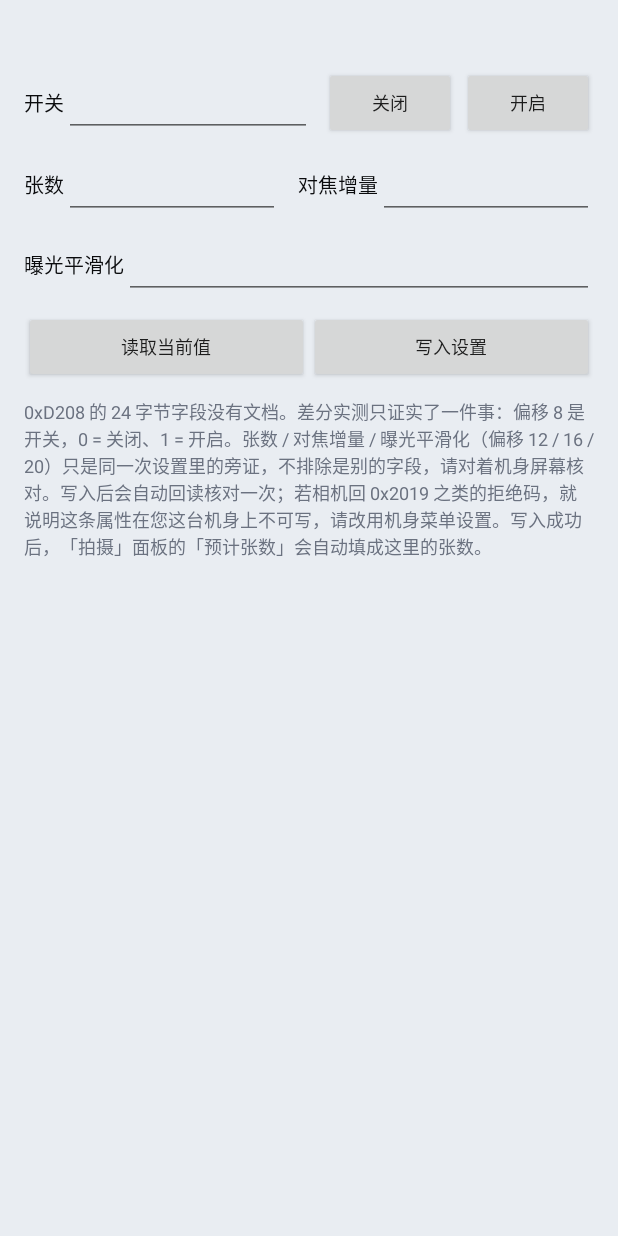
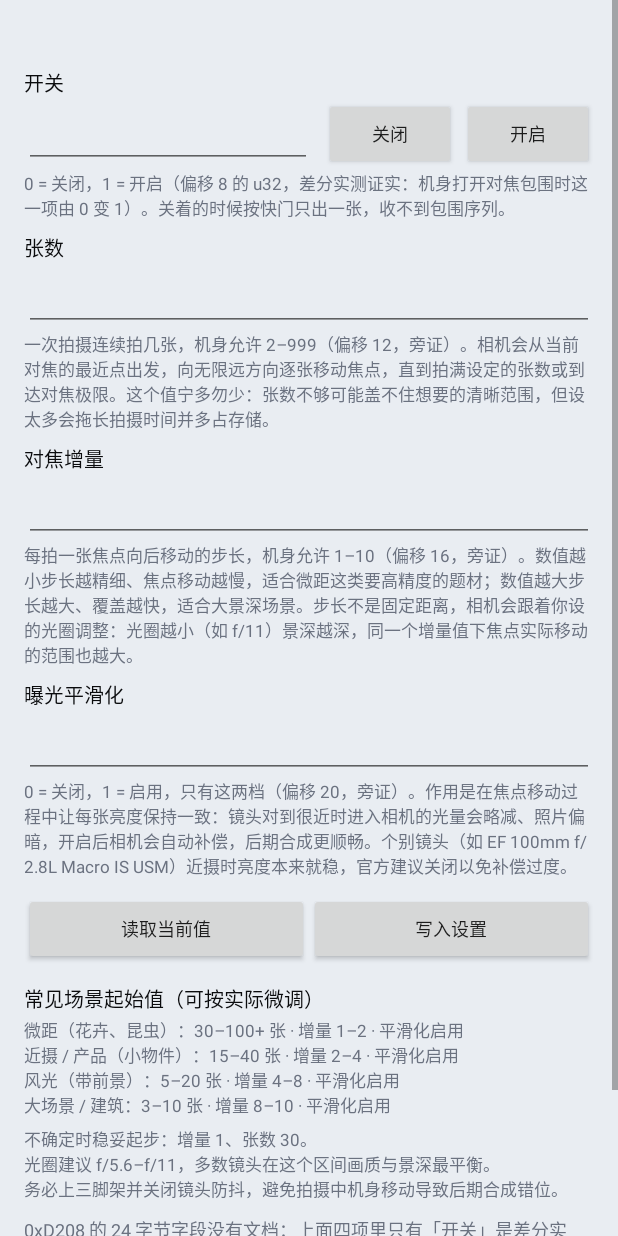
Before and after one commit to Intvarinit/IMAGE_FETCH, an Android app: the layout dialog_focus_bracket.xml on its own in the app's theme, with its tools: preview values and no code run, on a phone screen of 412 x 824 dp. Run offline under Robolectric (Android 15) with nearby library versions, the phone set to English and light mode, and no system bars.

Commit message:
Document each HDR and focus bracket parameter in place
The panels exposed raw numbers with only one long paragraph at the bottom, so
the meaning, units and accepted range of each field had to be guessed or looked
up elsewhere.

- Put a short note under every parameter, stating what it does, which values the
  body accepts, and whether the offset is confirmed by the differential test or
  only circumstantial.
- Focus bracket now enforces the real limits on write (count 2-999, increment
  1-10, smoothing 0/1) while reads stay lenient, so an unexpected value on the
  body never costs us the whole 24-byte baseline.
- Add the per-scene starting values and general shooting tips to the focus
  bracket panel.

```diff
--- a/app/src/main/res/layout/dialog_focus_bracket.xml
+++ b/app/src/main/res/layout/dialog_focus_bracket.xml
@@ -3,7 +3,9 @@
   「对焦包围」设置面板（机内 0xD208 FocusShiftSetting）。
   与 HDR 面板同样的结构：只读报告 + 参数输入 + 读取/写入两个动作。按钮放在视图里而不是
   AlertDialog 的按钮位上，因为报告要一直在屏幕可见处，而默认按钮按下会关掉弹窗。
-  根布局用 ScrollView：报告 + 三行参数 + 按钮 + 长提示叠起来会超过屏幕高度，
+  每个参数各占一行并在下面跟一句说明——常量名（张数/对焦增量）从字面看不出单位与证据等级，
+  说明要贴着参数走，用户不必滑到底部再对上号。
+  根布局用 ScrollView：报告 + 四行参数 + 按钮 + 提示叠起来会超过屏幕高度，
   AlertDialog 不会自动让自定义视图可滚动，底部按钮会被挤出可视区。
 -->
 <ScrollView xmlns:android="http://schemas.android.com/apk/res/android"
@@ -25,19 +27,19 @@
             android:textIsSelectable="true"
             android:textSize="12sp" />
 
+        <TextView
+            android:layout_width="wrap_content"
+            android:layout_height="wrap_content"
+            android:layout_marginTop="12dp"
+            android:text="@string/focus_enabled_label"
+            android:textColor="@color/ink"
+            android:textSize="13sp" />
+
         <LinearLayout
             android:layout_width="match_parent"
             android:layout_height="wrap_content"
-            android:layout_marginTop="12dp"
             android:gravity="center_vertical"
             android:orientation="horizontal">
-
-            <TextView
-                android:layout_width="wrap_content"
-                android:layout_height="wrap_content"
-                android:text="@string/focus_enabled_label"
-                android:textColor="@color/ink"
-                android:textSize="13sp" />
 
             <EditText
                 android:id="@+id/focusEnabled"
@@ -65,75 +67,86 @@
                 android:textSize="12sp" />
         </LinearLayout>
 
-        <LinearLayout
+        <TextView
             android:layout_width="match_parent"
             android:layout_height="wrap_content"
-            android:layout_marginTop="8dp"
-            android:gravity="center_vertical"
-            android:orientation="horizontal">
+            android:text="@string/focus_enabled_hint"
+            android:textColor="#6B7280"
+            android:textSize="11sp" />
 
         <TextView
             android:layout_width="wrap_content"
             android:layout_height="wrap_content"
+            android:layout_marginTop="8dp"
             android:text="@string/focus_count_label"
             android:textColor="@color/ink"
             android:textSize="13sp" />
 
         <EditText
             android:id="@+id/focusCount"
-                android:layout_width="0dp"
+            android:layout_width="match_parent"
             android:layout_height="wrap_content"
-                android:layout_weight="1"
             android:contentDescription="@string/focus_count_label"
             android:inputType="number"
             android:maxLines="1" />
 
         <TextView
+            android:layout_width="match_parent"
+            android:layout_height="wrap_content"
+            android:text="@string/focus_count_hint"
+            android:textColor="#6B7280"
+            android:textSize="11sp" />
+
+        <TextView
             android:layout_width="wrap_content"
             android:layout_height="wrap_content"
-                android:layout_marginStart="12dp"
+            android:layout_marginTop="8dp"
             android:text="@string/focus_increment_label"
             android:textColor="@color/ink"
             android:textSize="13sp" />
 
         <EditText
             android:id="@+id/focusIncrement"
-                android:layout_width="0dp"
+            android:layout_width="match_parent"
             android:layout_height="wrap_content"
-                android:layout_weight="1"
             android:contentDescription="@string/focus_increment_label"
             android:inputType="number"
             android:maxLines="1" />
-        </LinearLayout>
 
-        <LinearLayout
+        <TextView
             android:layout_width="match_parent"
             android:layout_height="wrap_content"
-            android:layout_marginTop="8dp"
-            android:gravity="center_vertical"
-            android:orientation="horizontal">
+            android:text="@string/focus_increment_hint"
+            android:textColor="#6B7280"
+            android:textSize="11sp" />
 
         <TextView
             android:layout_width="wrap_content"
             android:layout_height="wrap_content"
+            android:layout_marginTop="8dp"
             android:text="@string/focus_smoothing_label"
             android:textColor="@color/ink"
             android:textSize="13sp" />
 
         <EditText
             android:id="@+id/focusSmoothing"
-                android:layout_width="0dp"
+            android:layout_width="match_parent"
             android:layout_height="wrap_content"
-                android:layout_weight="1"
             android:contentDescription="@string/focus_smoothing_label"
             android:inputType="number"
             android:maxLines="1" />
-        </LinearLayout>
+
+        <TextView
+            android:layout_width="match_parent"
+            android:layout_height="wrap_content"
+            android:text="@string/focus_smoothing_hint"
+            android:textColor="#6B7280"
+            android:textSize="11sp" />
 
         <LinearLayout
             android:layout_width="match_parent"
             android:layout_height="wrap_content"
-            android:layout_marginTop="8dp"
+            android:layout_marginTop="10dp"
             android:orientation="horizontal">
 
             <Button
@@ -156,6 +169,30 @@
         <TextView
             android:layout_width="match_parent"
             android:layout_height="wrap_content"
+            android:layout_marginTop="12dp"
+            android:text="@string/focus_reference_title"
+            android:textColor="@color/ink"
+            android:textSize="13sp" />
+
+        <TextView
+            android:layout_width="match_parent"
+            android:layout_height="wrap_content"
+            android:layout_marginTop="2dp"
+            android:text="@string/focus_reference"
+            android:textColor="#6B7280"
+            android:textSize="11sp" />
+
+        <TextView
+            android:layout_width="match_parent"
+            android:layout_height="wrap_content"
+            android:layout_marginTop="6dp"
+            android:text="@string/focus_reference_tips"
+            android:textColor="#6B7280"
+            android:textSize="11sp" />
+
+        <TextView
+            android:layout_width="match_parent"
+            android:layout_height="wrap_content"
             android:layout_marginTop="10dp"
             android:text="@string/focus_hint"
             android:textColor="#6B7280"
--- a/app/src/main/res/values/strings.xml
+++ b/app/src/main/res/values/strings.xml
@@ -73,9 +73,10 @@
     <string name="hdr_mode_label">模式</string>
     <string name="hdr_mode_off">关闭</string>
     <string name="hdr_mode_auto">自动</string>
-    <string name="hdr_hint">0xD13D 的 24 字节字段没有文档。差分实测只证实了一件事：偏移 4 是模式，0 = 关闭、1 = 自动；其余字节原样保留相机给的内容。写入后会自动回读核对一次，但「回读一致」只说明相机收下了，是否真的启用请对着机身屏幕看。机身菜单里带曝光补偿量的那几档取值没有证据，只能自己填原始数值。</string>
+    <string name="hdr_mode_hint">0 = 关闭，1 = 自动（偏移 4 的 u32，差分实测证实：机身 HDR 从关改到自动时这一项由 0 变 1）。机身菜单里带曝光补偿量的那几档取值没有证据，只能自己填原始数值。</string>
+    <string name="hdr_hint">0xD13D 的 24 字节字段没有文档，只有「模式」是差分实测证实的，其余字节原样保留相机给的内容。写入后会自动回读核对一次，但「回读一致」只说明相机收下了，是否真的启用请对着机身屏幕看。</string>
     <string name="capture_shots_label">预计张数</string>
-    <string name="capture_shots_hint">对焦包围 / HDR 包围：机身菜单里设了几张就填几，App 按这个数收图（收满即返回，不足则等相机不再出新对象）。单张拍摄填 1。</string>
+    <string name="capture_shots_hint">对焦包围 / HDR 包围：机身菜单里设了几张就填几，App 按这个数收图（收满即返回，不足则等相机不再出新对象）。在「对焦包围」面板写入张数后这里会自动填上，单张拍摄填 1。</string>
     <string name="capability_probe_readonly">重新探测（只读）</string>
     <string name="capability_verify_write">写入验证（原值回写）</string>
     <string name="focus_title">对焦包围设置（0xD208）</string>
@@ -87,5 +88,12 @@
     <string name="focus_count_label">张数</string>
     <string name="focus_increment_label">对焦增量</string>
     <string name="focus_smoothing_label">曝光平滑化</string>
-    <string name="focus_hint">0xD208 的 24 字节字段没有文档。差分实测只证实了一件事：偏移 8 是开关，0 = 关闭、1 = 开启。张数 / 对焦增量 / 曝光平滑化（偏移 12 / 16 / 20）只是同一次设置里的旁证，不排除是别的字段，请对着机身屏幕核对。写入后会自动回读核对一次；若相机回 0x2019 之类的拒绝码，就说明这条属性在您这台机身上不可写，请改用机身菜单设置。写入成功后，「拍摄」面板的「预计张数」会自动填成这里的张数。</string>
+    <string name="focus_enabled_hint">0 = 关闭，1 = 开启（偏移 8 的 u32，差分实测证实：机身打开对焦包围时这一项由 0 变 1）。关着的时候按快门只出一张，收不到包围序列。</string>
+    <string name="focus_count_hint">一次拍摄连续拍几张，机身允许 2–999（偏移 12，旁证）。相机会从当前对焦的最近点出发，向无限远方向逐张移动焦点，直到拍满设定的张数或到达对焦极限。这个值宁多勿少：张数不够可能盖不住想要的清晰范围，但设太多会拖长拍摄时间并多占存储。</string>
+    <string name="focus_increment_hint">每拍一张焦点向后移动的步长，机身允许 1–10（偏移 16，旁证）。数值越小步长越精细、焦点移动越慢，适合微距这类要高精度的题材；数值越大步长越大、覆盖越快，适合大景深场景。步长不是固定距离，相机会跟着你设的光圈调整：光圈越小（如 f/11）景深越深，同一个增量值下焦点实际移动的范围也越大。</string>
+    <string name="focus_smoothing_hint">0 = 关闭，1 = 启用，只有这两档（偏移 20，旁证）。作用是在焦点移动过程中让每张亮度保持一致：镜头对到很近时进入相机的光量会略减、照片偏暗，开启后相机会自动补偿，后期合成更顺畅。个别镜头（如 EF 100mm f/2.8L Macro IS USM）近摄时亮度本来就稳，官方建议关闭以免补偿过度。</string>
+    <string name="focus_reference_title">常见场景起始值（可按实际微调）</string>
+    <string name="focus_reference">微距（花卉、昆虫）：30–100+ 张 · 增量 1–2 · 平滑化启用\n近摄 / 产品（小物件）：15–40 张 · 增量 2–4 · 平滑化启用\n风光（带前景）：5–20 张 · 增量 4–8 · 平滑化启用\n大场景 / 建筑：3–10 张 · 增量 8–10 · 平滑化启用</string>
+    <string name="focus_reference_tips">不确定时稳妥起步：增量 1、张数 30。\n光圈建议 f/5.6–f/11，多数镜头在这个区间画质与景深最平衡。\n务必上三脚架并关闭镜头防抖，避免拍摄中机身移动导致后期合成错位。</string>
+    <string name="focus_hint">0xD208 的 24 字节字段没有文档：上面四项里只有「开关」是差分实测证实的，其余三项的偏移靠旁证，取值区间与含义则来自佳能对焦包围的说明资料。写入以刚读到的字节为底稿，只覆盖这四项，其余字节原样带回相机；写后自动回读核对一次。若相机回 0x2019 之类的拒绝码，说明这条属性在您这台机身上不可写，请改用机身菜单设置对焦包围。</string>
 </resources>
```
Also changed, not shown: app/src/main/java/com/imagefetch/MainActivity.java (+5 -2 lines), app/src/main/java/com/imagefetch/capture/FocusBracketPlan.java (+66 -20 lines), app/src/main/res/layout/dialog_hdr.xml (+8 -0 lines), 1 other file. Lines whose indentation alone changed are shown as unchanged.
